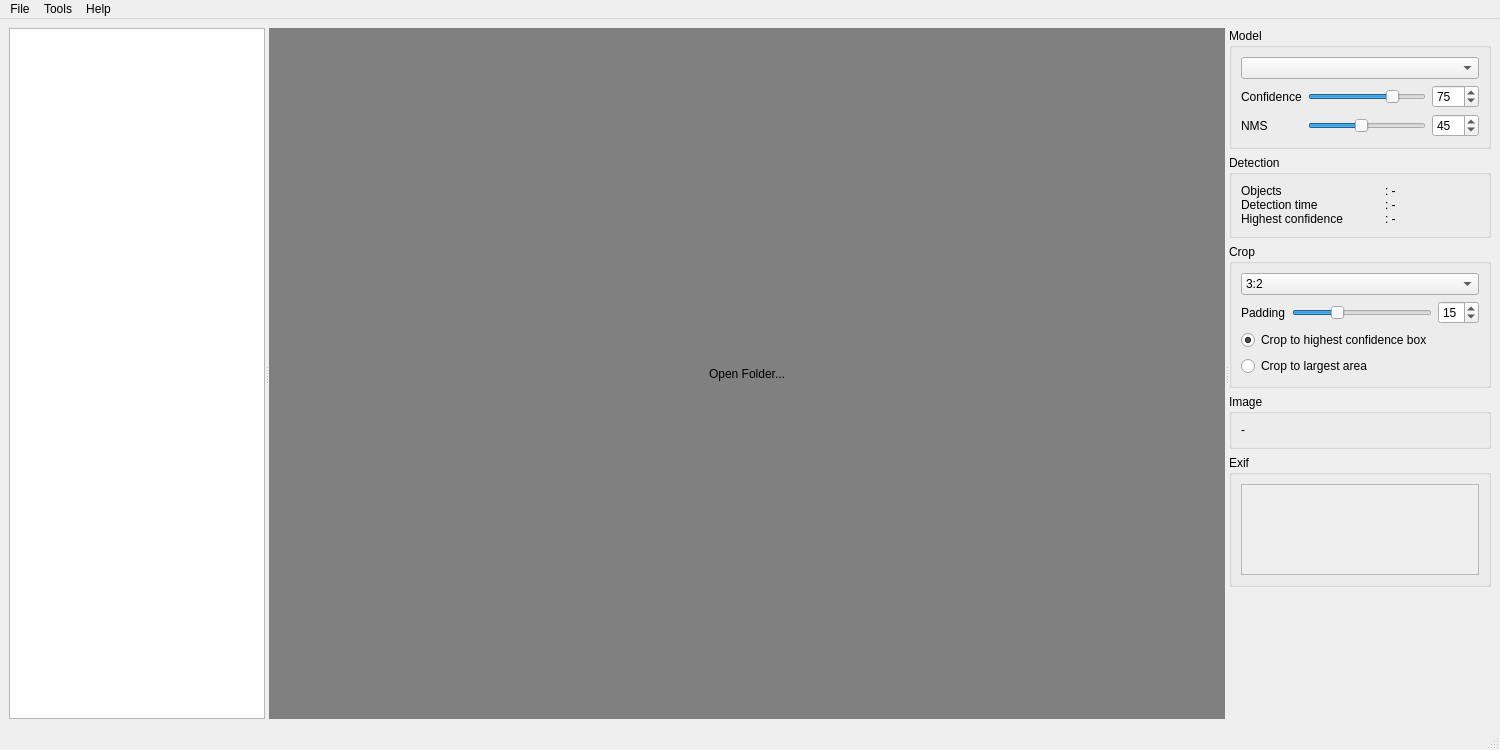
Above: detectorist/model_viewer_gui.ui from kenwer/detectorist before the change. Below: the same form after it.
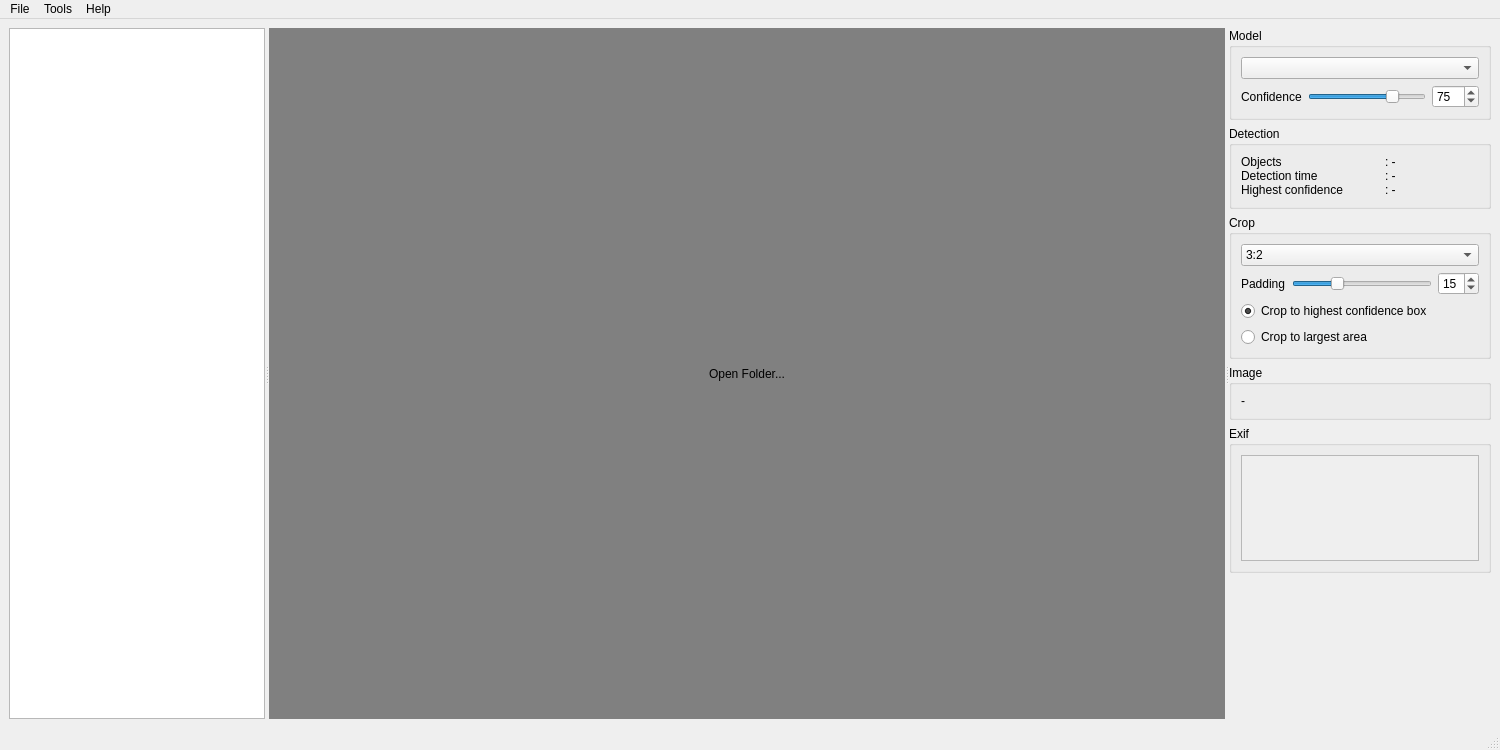
That is the form after the change.

Commit message: Remove NMS slider & spin-box, and use a default of 0.4

The edit to the form file:
```diff
--- a/detectorist/model_viewer_gui.ui
+++ b/detectorist/model_viewer_gui.ui
@@ -110,66 +110,6 @@
              </property>
             </widget>
            </item>
-           <item row="2" column="0">
-            <widget class="QLabel" name="nmsLabel">
-             <property name="sizePolicy">
-              <sizepolicy hsizetype="Minimum" vsizetype="Preferred">
-               <horstretch>0</horstretch>
-               <verstretch>0</verstretch>
-              </sizepolicy>
-             </property>
-             <property name="toolTip">
-              <string>The Non-Maximum Suppression threshold for the bounding boxes</string>
-             </property>
-             <property name="text">
-              <string>NMS</string>
-             </property>
-            </widget>
-           </item>
-           <item row="2" column="1">
-            <widget class="QSlider" name="nmsSlider">
-             <property name="enabled">
-              <bool>true</bool>
-             </property>
-             <property name="sizePolicy">
-              <sizepolicy hsizetype="MinimumExpanding" vsizetype="Fixed">
-               <horstretch>0</horstretch>
-               <verstretch>0</verstretch>
-              </sizepolicy>
-             </property>
-             <property name="toolTip">
-              <string>The Non-Maximum Suppression threshold for the bounding boxes</string>
-             </property>
-             <property name="maximum">
-              <number>100</number>
-             </property>
-             <property name="singleStep">
-              <number>10</number>
-             </property>
-             <property name="value">
-              <number>45</number>
-             </property>
-             <property name="sliderPosition">
-              <number>45</number>
-             </property>
-             <property name="orientation">
-              <enum>Qt::Orientation::Horizontal</enum>
-             </property>
-             <property name="tickPosition">
-              <enum>QSlider::TickPosition::NoTicks</enum>
-             </property>
-            </widget>
-           </item>
-           <item row="2" column="2">
-            <widget class="QSpinBox" name="nmsSpinBox">
-             <property name="maximum">
-              <number>100</number>
-             </property>
-             <property name="value">
-              <number>45</number>
-             </property>
-            </widget>
-           </item>
           </layout>
          </widget>
         </item>
```
The commit also changes 4 other files.
